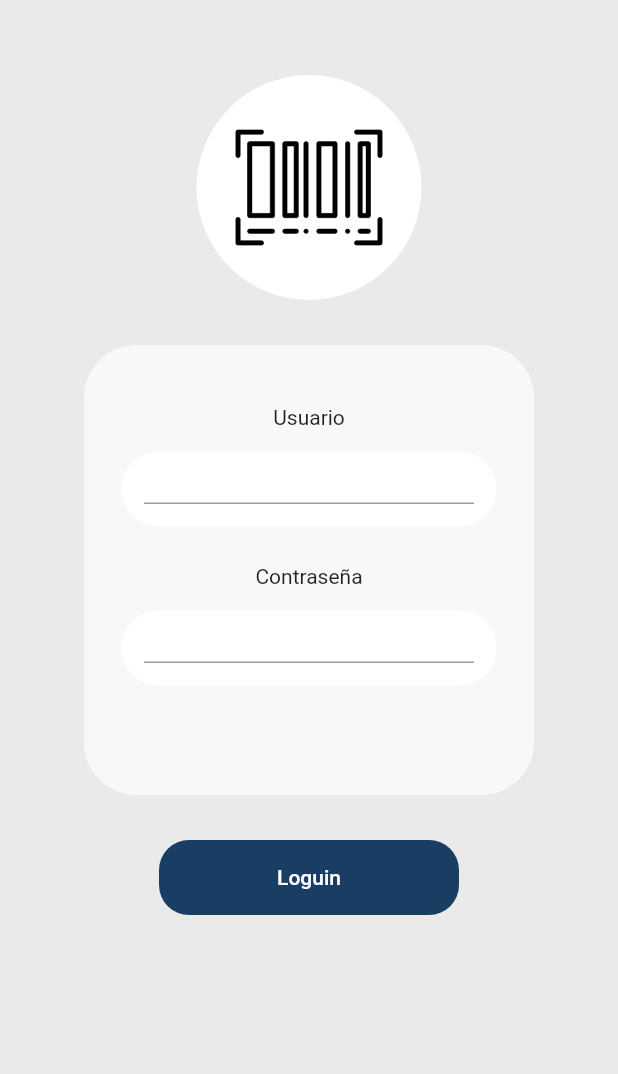
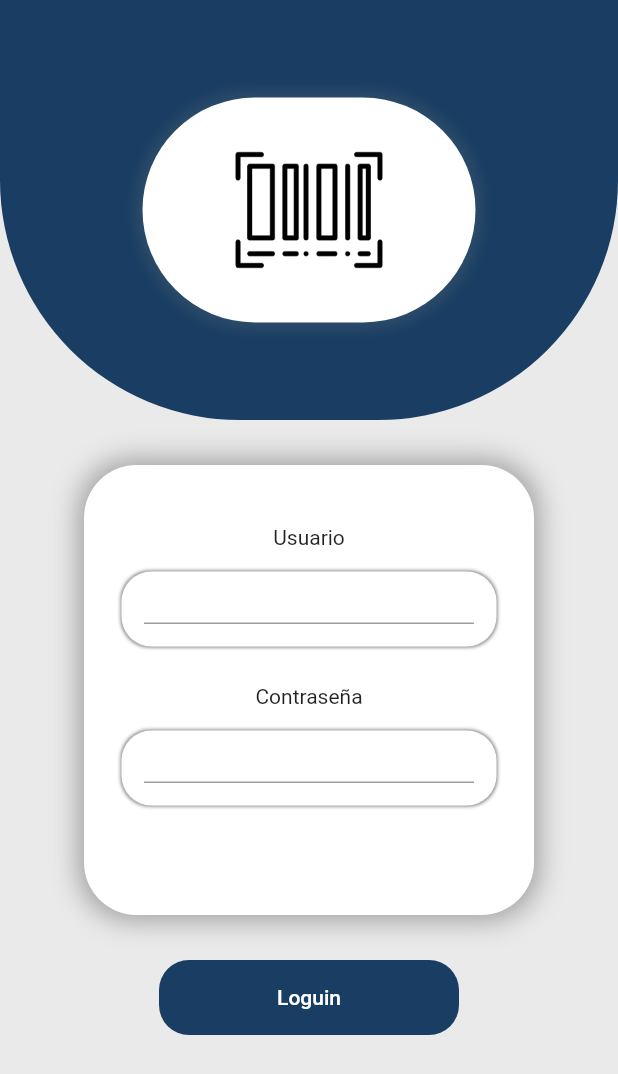
Before and after one commit to david12may/WMS, a Flutter app: the screen it shows after launch, on a phone screen of 412 x 824 dp. Shown: the top 1074 px of the screen. Run offline on Flutter 3.47's test engine with Material 2 defaults, Android fonts, the phone set to English and light mode, and no system bars; missing offline and left inert: flutter_barcode_scanner.

Commit message:
App Inventario

```diff
--- a/wms/lib/loguin.dart
+++ b/wms/lib/loguin.dart
@@ -12,21 +12,36 @@ class _InicioState extends State<Inicio> {
   @override
   Widget build(BuildContext context) {
     return Scaffold(
-      backgroundColor: Color.fromARGB(255, 234, 234, 234),
-      body: ListView(
-        children: [
-          Center(
+      appBar: AppBar(
+        toolbarHeight: 280,
+        backgroundColor: Colors.transparent,
+        elevation: 0,
+        flexibleSpace: ClipPath(
+          child: Container(
+            height: 300,
+            width: 400,
+            decoration: BoxDecoration(
+              borderRadius: BorderRadius.only(
+                bottomLeft: Radius.circular(160),
+                bottomRight: Radius.circular(160),
+              ),
+              color: Color.fromARGB(255, 26, 62, 99),
+            ),
             child: Padding(
-              padding: const EdgeInsets.symmetric(vertical: 50, horizontal: 20),
+              padding:
+                  const EdgeInsets.symmetric(vertical: 65.0, horizontal: 95),
               child: Container(
-                  child: Center(
-                child: Column(
-                  children: [
-                    Container(
                 height: 150,
                 width: 150,
                 decoration: BoxDecoration(
-                          borderRadius: BorderRadius.circular(75),
+                    boxShadow: [
+                      BoxShadow(
+                        color: Color.fromARGB(65, 91, 110, 120),
+                        blurRadius: 5.0, // soften the shadow
+                        spreadRadius: 5.0, //extend the shadow
+                      )
+                    ],
+                    borderRadius: BorderRadius.circular(100),
                     color: Colors.white),
                 child: Padding(
                   padding: const EdgeInsets.all(15.0),
@@ -35,6 +50,18 @@ class _InicioState extends State<Inicio> {
                   ),
                 ),
               ),
+            ),
+          ),
+        ),
+      ),
+      backgroundColor: Color.fromARGB(255, 234, 234, 234),
+      body: ListView(
+        children: [
+          Center(
+            child: Container(
+                child: Center(
+              child: Column(
+                children: [
                   SizedBox(
                     height: 30,
                   ),
@@ -42,8 +69,15 @@ class _InicioState extends State<Inicio> {
                     width: 300,
                     height: 300,
                     decoration: BoxDecoration(
+                        boxShadow: [
+                          BoxShadow(
+                            color: Colors.grey,
+                            blurRadius: 15.0, // soften the shadow
+                            spreadRadius: 3.0, //extend the shadow
+                          )
+                        ],
                         borderRadius: BorderRadius.circular(35),
-                          color: Color.fromARGB(174, 255, 255, 255)),
+                        color: Color.fromARGB(255, 255, 255, 255)),
                     child: Padding(
                       padding: const EdgeInsets.symmetric(vertical: 40),
                       child: Column(
@@ -56,7 +90,14 @@ class _InicioState extends State<Inicio> {
                           ),
                           Container(
                             decoration: BoxDecoration(
-                                borderRadius: BorderRadius.circular(100),
+                              boxShadow: [
+                                BoxShadow(
+                                  color: Colors.grey,
+                                  blurRadius: 1.0, // soften the shadow
+                                  spreadRadius: 1.0, //extend the shadow
+                                )
+                              ],
+                              borderRadius: BorderRadius.circular(20),
                               color: Colors.white,
                             ),
                             height: 50,
@@ -78,7 +119,14 @@ class _InicioState extends State<Inicio> {
                           ),
                           Container(
                             decoration: BoxDecoration(
-                                borderRadius: BorderRadius.circular(100),
+                              boxShadow: [
+                                BoxShadow(
+                                  color: Colors.grey,
+                                  blurRadius: 1.0, // soften the shadow
+                                  spreadRadius: 1.0, //extend the shadow
+                                )
+                              ],
+                              borderRadius: BorderRadius.circular(20),
                               color: Colors.white,
                             ),
                             height: 50,
@@ -117,7 +165,6 @@ class _InicioState extends State<Inicio> {
               ),
             )),
           ),
-          ),
         ],
       ),
     );
```
Lines whose indentation alone changed are shown as unchanged.
